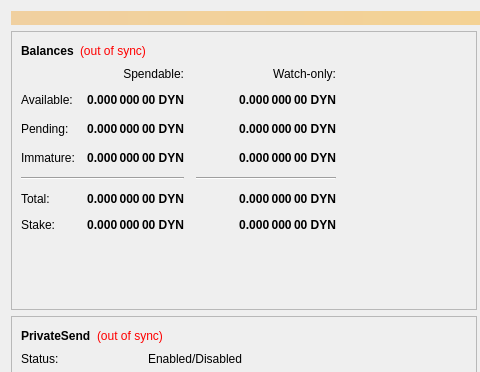
duality-solutions/Dynamic, file src/qt/forms/overviewpage.ui: the form before one commit; both pictures show x 0 to 480 and y 0 to 372 of the 960 by 585 pixel window.
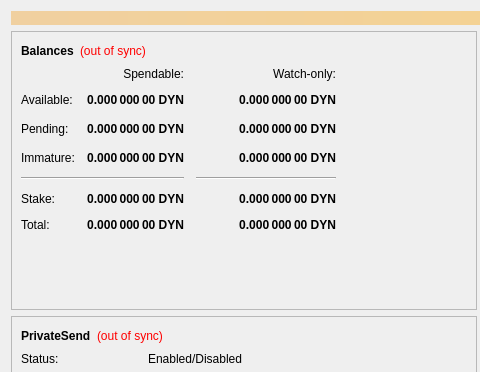
The form after the commit.

Commit message: [Qt] Move total below stake on overview page

What changed in the file:
```diff
--- a/src/qt/forms/overviewpage.ui
+++ b/src/qt/forms/overviewpage.ui
@@ -207,7 +207,7 @@
               </property>
              </widget>
             </item>
-            <item row="5" column="0">
+            <item row="6" column="0">
              <widget class="QLabel" name="labelTotalText">
               <property name="text">
                <string>Total:</string>
@@ -259,7 +259,7 @@
               </property>
              </widget>
             </item>
-            <item row="5" column="1">
+            <item row="6" column="1">
              <widget class="QLabel" name="labelTotal">
               <property name="font">
                <font>
@@ -284,7 +284,7 @@
               </property>
              </widget>
             </item>
-            <item row="5" column="2">
+            <item row="6" column="2">
              <widget class="QLabel" name="labelWatchTotal">
               <property name="font">
                <font>
@@ -393,14 +393,14 @@
               </property>
              </widget>
             </item>
-            <item row="6" column="0">
+            <item row="5" column="0">
              <widget class="QLabel" name="labelStakeText">
               <property name="text">
                <string>Stake:</string>
               </property>
              </widget>
             </item>
-            <item row="6" column="1">
+            <item row="5" column="1">
              <widget class="QLabel" name="labelStake">
               <property name="font">
                <font>
@@ -425,7 +425,7 @@
               </property>
              </widget>
             </item>
-            <item row="6" column="2">
+            <item row="5" column="2">
              <widget class="QLabel" name="labelWatchStake">
               <property name="font">
                <font>
```
